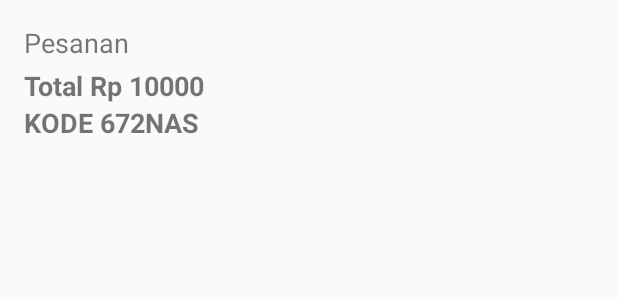
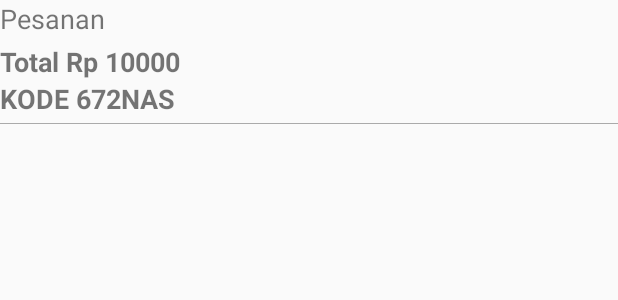
Before and after one commit to marshawdymdjo/Tarteen, an Android app: the layout item_detail_pesanan.xml on its own in the app's theme, with its tools: preview values and no code run, on a phone screen of 412 x 824 dp. Shown: the top 300 px of the screen. Run offline under Robolectric (Android 15) with nearby library versions, the phone set to English and light mode, and no system bars.

Commit message:
fix pembeli

```diff
--- a/Pembeli/app/src/main/java/com/generationgirl/kantin/BayarActivity.kt
+++ b/Pembeli/app/src/main/java/com/generationgirl/kantin/BayarActivity.kt
@@ -39,7 +39,6 @@ class BayarActivity : AppCompatActivity () {
 
         val btnBayar = findViewById<Button>(R.id.btn_bayar)
         btnBayar. setOnClickListener {
-            // TODO save to shared preferences
             val pesanan = Pesanan()
             pesanan.kode = CodeGenerator().generate()
             pesanan.total = totalHarga.toString()
--- a/Pembeli/app/src/main/java/com/generationgirl/kantin/ThanksActivity.kt
+++ b/Pembeli/app/src/main/java/com/generationgirl/kantin/ThanksActivity.kt
@@ -20,6 +20,7 @@ class ThanksActivity : AppCompatActivity () {
             val intent = Intent(this, PesananActivity::class.java)
             intent.flags = Intent.FLAG_ACTIVITY_CLEAR_TOP
             startActivity(intent)
+            this.finish()
         }
 
         val kode = intent.getStringExtra("kode")
--- a/Pembeli/app/src/main/res/layout/item_detail_pesanan.xml
+++ b/Pembeli/app/src/main/res/layout/item_detail_pesanan.xml
@@ -2,8 +2,7 @@
 <LinearLayout xmlns:android="http://schemas.android.com/apk/res/android"
               android:orientation="vertical"
               android:layout_width="match_parent"
-              android:layout_height="match_parent"
-              android:layout_margin="16dp">
+              android:layout_height="match_parent">
 
     <TextView
             android:layout_width="match_parent"
@@ -34,8 +33,13 @@
             android:layout_height="wrap_content"
             android:textSize="18sp"
             android:textStyle="bold"
-            android:layout_marginBottom="8dp"
+            android:layout_marginBottom="4dp"
             android:text="KODE 672NAS"/>
 
 
+    <View android:layout_width="match_parent"
+          android:layout_height="0.5dp"
+          android:background="@android:color/darker_gray"
+          android:layout_marginBottom="8dp"/>
+
 </LinearLayout>
```
Also changed, not shown: Pembeli/app/src/main/java/com/generationgirl/kantin/PesananActivity.kt (+42 -0 lines), Pembeli/app/src/main/res/layout/activity_pesanan.xml (+11 -6 lines).
